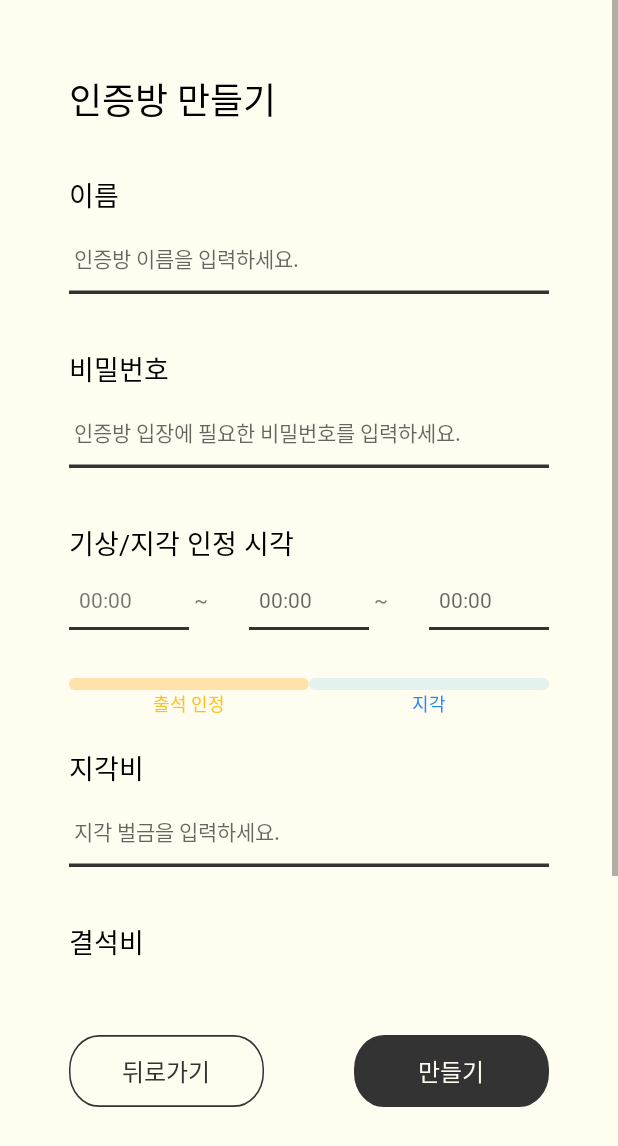
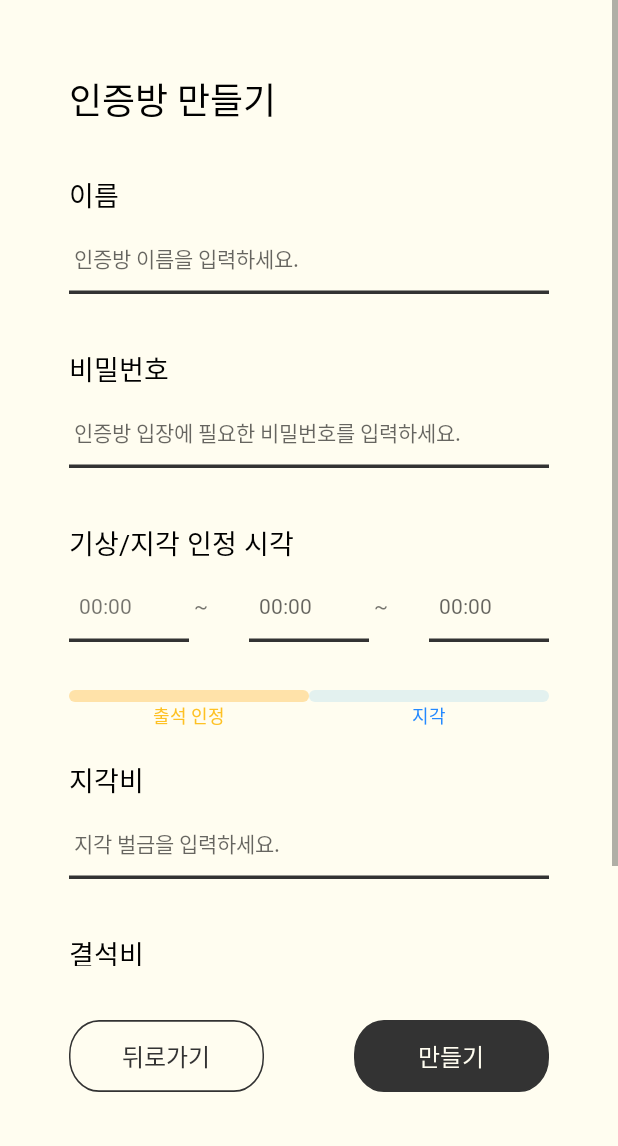
Before and after one commit to amaran-th/wake-up-bird, an Android app built with Jetpack Compose: the CreateRoomActivity screen opened directly, with no data from a screen before it, on a phone screen of 412 x 824 dp. Shown: the top 1146 px of the screen. Run offline under Robolectric (Android 15) with nearby library versions, the phone set to English and light mode, and no system bars; our stand-ins replace Firebase (no records; nobody signed in at launch, a user with empty details on screens opened directly), data binding.

```diff
--- a/app/src/main/res/layout/create_room.xml
+++ b/app/src/main/res/layout/create_room.xml
@@ -114,13 +114,13 @@
 
                 <androidx.appcompat.widget.LinearLayoutCompat
                     android:layout_width="320dp"
-                    android:layout_height="40dp"
+                    android:layout_height="48dp"
                     android:layout_gravity="center"
                     android:orientation="horizontal">
 
                     <androidx.appcompat.widget.AppCompatTextView
                         android:layout_width="80dp"
-                        android:layout_height="40dp"
+                        android:layout_height="48dp"
                         android:fontFamily="@font/binggrae"
 
                         android:background="@drawable/line_create_room"
@@ -131,7 +131,7 @@
 
                     <androidx.appcompat.widget.AppCompatTextView
                         android:layout_width="40dp"
-                        android:layout_height="40dp"
+                        android:layout_height="48dp"
                         android:gravity="center|left"
                         android:text=" ~"
                         android:fontFamily="@font/binggrae"
@@ -140,7 +140,7 @@
                     <androidx.appcompat.widget.AppCompatTextView
                         android:id="@+id/ET_create_room_3_middle"
                         android:layout_width="80dp"
-                        android:layout_height="40dp"
+                        android:layout_height="48dp"
                         android:gravity="center|left"
                         android:fontFamily="@font/binggrae"
                         android:background="@drawable/line_create_room"
@@ -150,7 +150,7 @@
 
                     <androidx.appcompat.widget.AppCompatTextView
                         android:layout_width="40dp"
-                        android:layout_height="40dp"
+                        android:layout_height="48dp"
                         android:gravity="center|left"
                         android:text=" ~"
                         android:fontFamily="@font/binggrae"
@@ -159,7 +159,7 @@
                     <androidx.appcompat.widget.AppCompatTextView
                         android:id="@+id/ET_create_room_3_end"
                         android:layout_width="80dp"
-                        android:layout_height="40dp"
+                        android:layout_height="48dp"
                         android:gravity="center|left"
                         android:fontFamily="@font/binggrae"
                         android:background="@drawable/line_create_room"
@@ -308,7 +308,7 @@
                 android:layout_width="130dp"
                 android:layout_height="wrap_content"
                 android:layout_gravity="left|center"
-                android:layout_marginBottom="20dp"
+                android:layout_marginBottom="30dp"
                 android:background="@drawable/ic_create_room_back"
                 android:text="@string/back"
                 android:textSize="16sp"
@@ -326,7 +326,7 @@
                 android:layout_width="130dp"
                 android:layout_height="wrap_content"
                 android:layout_gravity="right|center"
-                android:layout_marginBottom="20dp"
+                android:layout_marginBottom="30dp"
                 android:background="@drawable/ic_create_room_make"
                 android:text="@string/make"
                 android:textSize="16sp"
```
